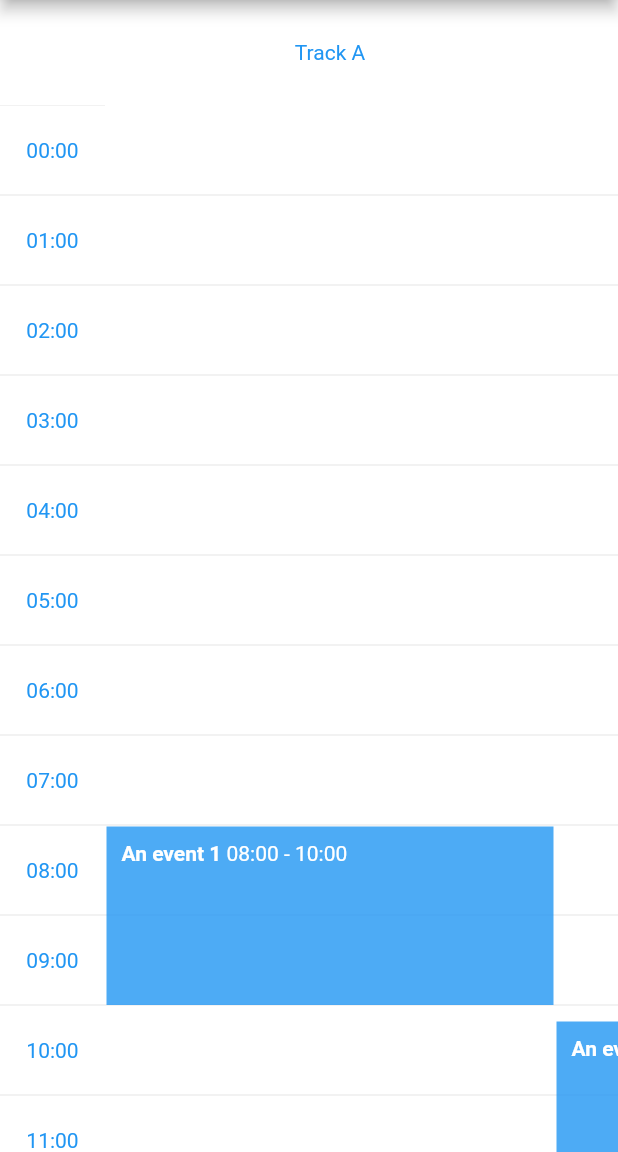
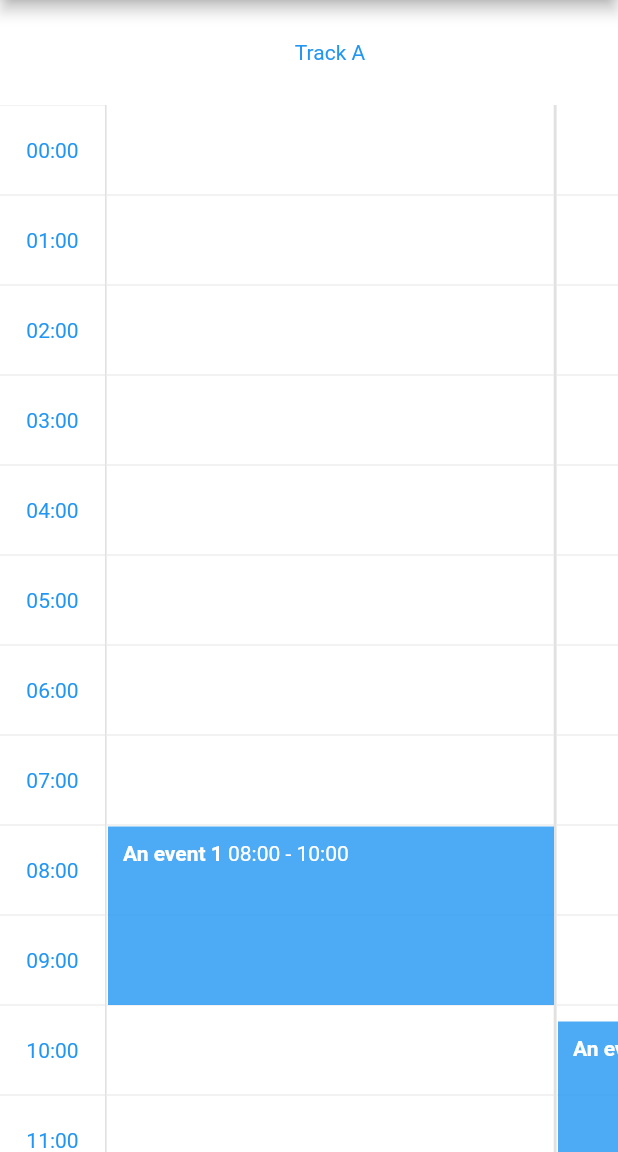
Before and after one commit to yamarkz/flutter_timetable_view, a Flutter app: the screen it shows after launch, on a phone screen of 412 x 824 dp, the part 84-1236 px from its top. Run offline on Flutter 3.47's test engine with Material 2 defaults, Android fonts, the phone set to English and light mode, and no system bars.

Commit message:
** Added Vertical Borders to Table

```diff
--- a/lib/src/views/lane_view.dart
+++ b/lib/src/views/lane_view.dart
@@ -20,6 +20,9 @@ class LaneView extends StatelessWidget {
   Widget build(BuildContext context) {
     return Container(
       height: height(),
+      decoration: BoxDecoration(
+          border: Border.symmetric(
+              vertical: BorderSide(color: timetableStyle.timelineBorderColor))),
       width: timetableStyle.laneWidth,
       child: Stack(
         children: [
```
Also changed, not shown: example/pubspec.lock.
